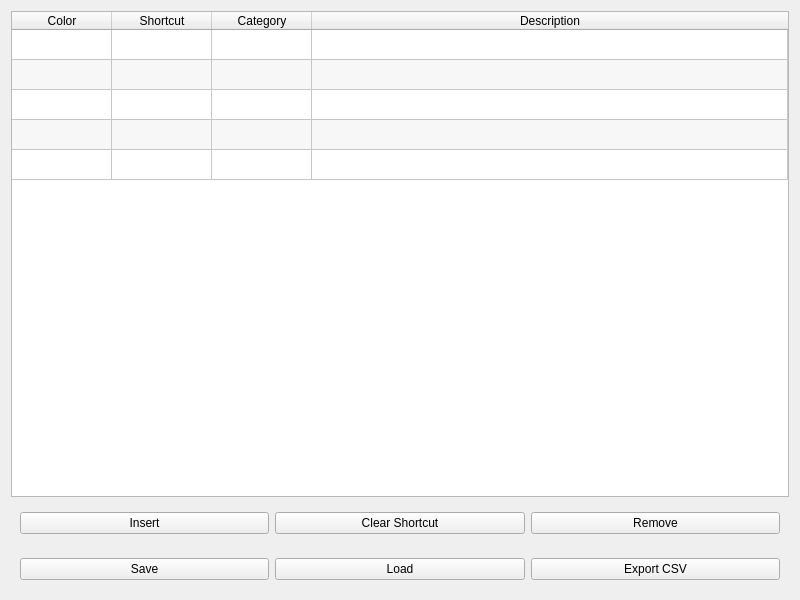
Old version of the form src/SCE/EventsWidget/eventswidget.ui in the repository RiverChriss/openshot-qt-SCE.
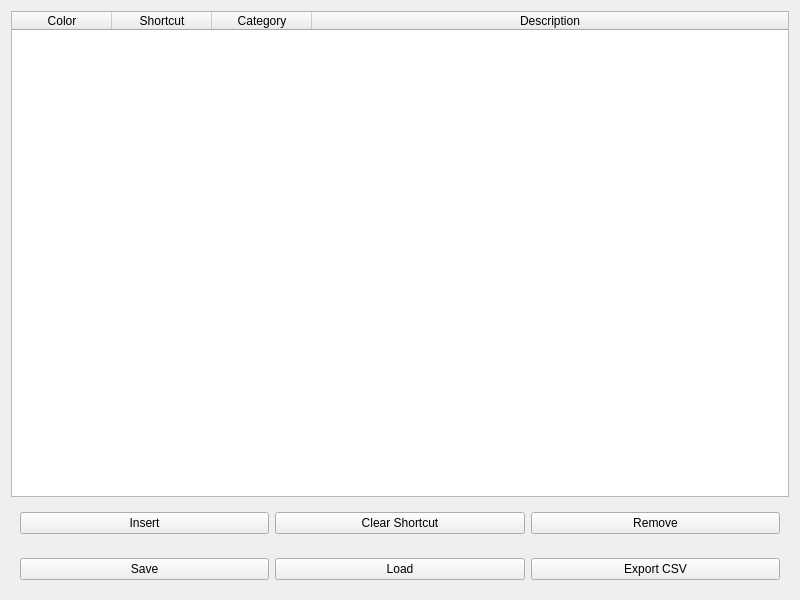
New version of the form.

Commit message: Center Text Shortcut EnventWidget

```diff
--- a/src/SCE/EventsWidget/eventswidget.ui
+++ b/src/SCE/EventsWidget/eventswidget.ui
@@ -76,6 +76,9 @@
      <property name="selectionBehavior">
       <enum>QAbstractItemView::SelectRows</enum>
      </property>
+     <property name="rowCount">
+      <number>0</number>
+     </property>
      <attribute name="horizontalHeaderVisible">
       <bool>true</bool>
      </attribute>
@@ -85,31 +88,6 @@
      <attribute name="verticalHeaderVisible">
       <bool>false</bool>
      </attribute>
-     <row>
-      <property name="text">
-       <string>1</string>
-      </property>
-     </row>
-     <row>
-      <property name="text">
-       <string>2</string>
-      </property>
-     </row>
-     <row>
-      <property name="text">
-       <string>3</string>
-      </property>
-     </row>
-     <row>
-      <property name="text">
-       <string>4</string>
-      </property>
-     </row>
-     <row>
-      <property name="text">
-       <string>5</string>
-      </property>
-     </row>
      <column>
       <property name="text">
        <string>Color</string>
```
The commit also changes 2 other files.
